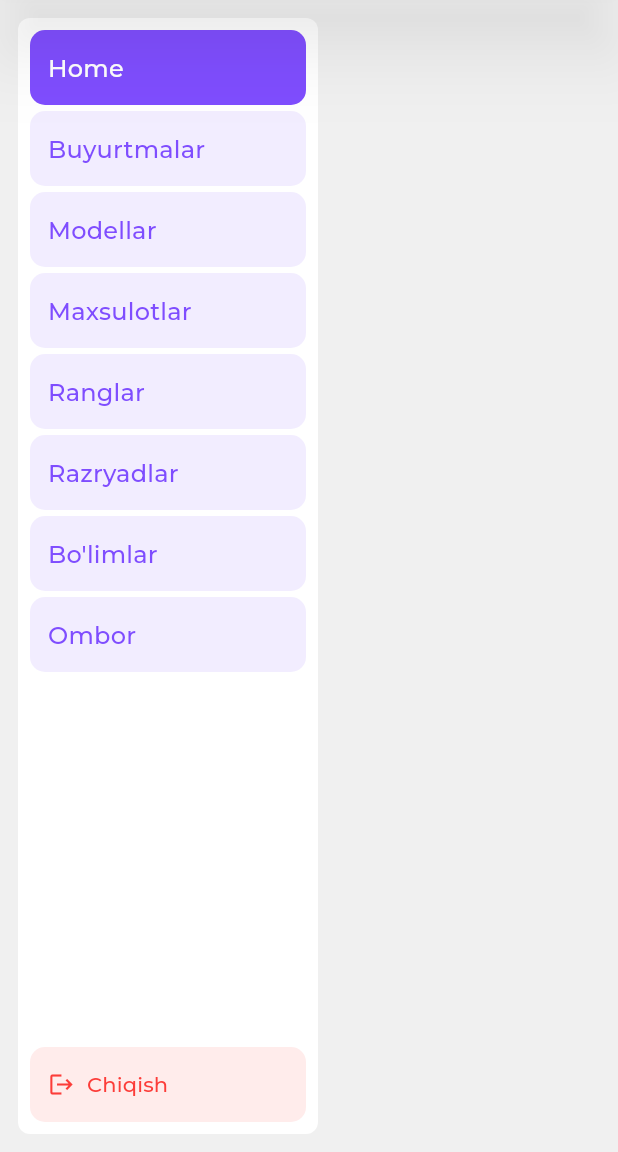
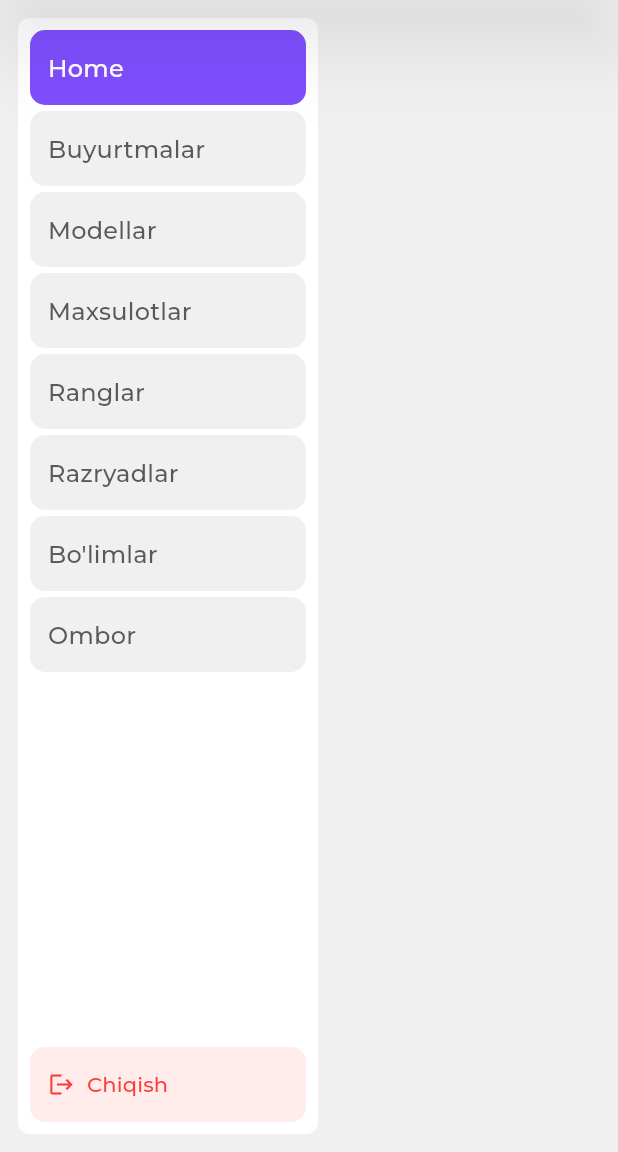
Before and after one commit to xuwnudbek/supervisor, a Flutter app: the HomePage screen opened directly, on a phone screen of 412 x 824 dp, the part 84-1236 px from its top. Run offline on Flutter 3.47's test engine with Material 3 defaults, Android fonts, the light colour scheme and no system bars; our stand-ins replace flutter_colorpicker, get, get_storage, image_picker, loading_animation_widget; missing offline and left inert: dotted_line_flutter, window_manager; accounts and stored records are empty; project files that could hold a hidden picture were left out.

Commit message:
yn1s2e2d12dd23d23d

```diff
--- a/lib/services/gemini_service.dart
+++ /dev/null
@@ -1,9 +0,0 @@
-import 'package:flutter_gemini/flutter_gemini.dart';
-
-class GeminiService {
-  static init() async {
-    Gemini.init(apiKey: "");
-  }
-
-  static error() async {}
-}
--- a/lib/ui/home_page.dart
+++ b/lib/ui/home_page.dart
@@ -4,6 +4,7 @@ import 'package:provider/provider.dart';
 import 'package:supervisor/ui/provider/home_provider.dart';
 import 'package:supervisor/ui/splash/splash_page.dart';
 import 'package:supervisor/utils/themes/app_colors.dart';
+import 'package:supervisor/utils/widgets/app/custom_sidebar.dart';
 
 class HomePage extends StatelessWidget {
   const HomePage({super.key});
@@ -23,81 +24,7 @@ class HomePage extends StatelessWidget {
               child: Row(
                 children: [
                   // Siderbar
-                  Container(
-                    width: 200,
-                    decoration: BoxDecoration(
-                      color: Colors.white,
-                      borderRadius: BorderRadius.circular(8),
-                    ),
-                    padding: const EdgeInsets.all(8),
-                    child: Column(
-                      children: [
-                        Expanded(
-                          child: ListView(
-                            shrinkWrap: true,
-                            children: [
-                              ...List.generate(
-                                provider.menu.length,
-                                (index) {
-                                  bool isActive =
-                                      provider.selectedIndex == index;
-                                  Map item = provider.menu[index];
-
-                                  return TextButton(
-                                    style: TextButton.styleFrom(
-                                      backgroundColor: isActive
-                                          ? primary
-                                          : primary.withValues(alpha: .1),
-                                      foregroundColor:
-                                          isActive ? Colors.white : primary,
-                                    ),
-                                    onPressed: () {
-                                      provider.selectedIndex = index;
-                                    },
-                                    child: Row(
-                                      children: [
-                                        Text(
-                                          item['title'] ?? '',
-                                          style: TextTheme.of(context)
-                                              .titleMedium
-                                              ?.copyWith(
-                                                color: isActive
-                                                    ? Colors.white
-                                                    : primary,
-                                              ),
-                                        ),
-                                      ],
-                                    ),
-                                  ).paddingOnly(bottom: 4);
-                                },
-                              ),
-                            ],
-                          ),
-                        ),
-                        const SizedBox(height: 8),
-                        TextButton(
-                          style: TextButton.styleFrom(
-                            backgroundColor: danger.withValues(alpha: .1),
-                            foregroundColor: danger,
-                          ),
-                          onPressed: () async {
-                            await provider.logout();
-                            Get.offAll(() => const SplashPage());
-                          },
-                          child: Row(
-                            children: [
-                              Icon(
-                                Icons.logout,
-                                color: danger,
-                              ),
-                              SizedBox(width: 8),
-                              Text('Chiqish'),
-                            ],
-                          ),
-                        ),
-                      ],
-                    ),
-                  ),
+                  CustomSidebar(),
 
                   const SizedBox(width: 16),
                   // Content
--- /dev/null
+++ b/lib/utils/widgets/app/custom_sidebar.dart
@@ -0,0 +1,88 @@
+import 'package:flutter/material.dart';
+import 'package:get/get.dart';
+import 'package:provider/provider.dart';
+import 'package:supervisor/ui/provider/home_provider.dart';
+import 'package:supervisor/ui/splash/splash_page.dart';
+import 'package:supervisor/utils/themes/app_colors.dart';
+
+class CustomSidebar extends StatefulWidget {
+  const CustomSidebar({super.key});
+
+  @override
+  State<CustomSidebar> createState() => _CustomSidebarState();
+}
+
+class _CustomSidebarState extends State<CustomSidebar> {
+  @override
+  Widget build(BuildContext context) {
+    return Consumer<HomeProvider>(builder: (context, provider, _) {
+      return Container(
+        width: 200,
+        decoration: BoxDecoration(
+          color: Colors.white,
+          borderRadius: BorderRadius.circular(8),
+        ),
+        padding: const EdgeInsets.all(8),
+        child: Column(
+          children: [
+            Expanded(
+              child: ListView(
+                shrinkWrap: true,
+                children: [
+                  ...List.generate(
+                    provider.menu.length,
+                    (index) {
+                      bool isActive = provider.selectedIndex == index;
+                      Map item = provider.menu[index];
+
+                      return TextButton(
+                        style: TextButton.styleFrom(
+                          backgroundColor: isActive ? primary : secondary,
+                          foregroundColor: isActive ? Colors.white : dark,
+                        ),
+                        onPressed: () {
+                          provider.selectedIndex = index;
+                        },
+                        child: Row(
+                          children: [
+                            Text(
+                              item['title'] ?? '',
+                              style: TextTheme.of(context).titleMedium?.copyWith(
+                                    color: isActive ? Colors.white : dark.withValues(alpha: .8),
+                                  ),
+                            ),
+                          ],
+                        ),
+                      ).paddingOnly(bottom: 4);
+                    },
+                  ),
+                ],
+              ),
+            ),
+            const SizedBox(height: 8),
+            TextButton(
+              style: TextButton.styleFrom(
+                backgroundColor: danger.withValues(alpha: .1),
+                foregroundColor: danger,
+              ),
+              onPressed: () async {
+                await provider.logout();
+                Get.offAll(() => const SplashPage());
+              },
+              child: Row(
+                children: [
+                  Icon(
+                    Icons.logout,
+                    color: danger,
+                  ),
+                  SizedBox(width: 8),
+                  Text('Chiqish'),
+                ],
+              ),
+            ),
+          ],
+        ),
+      );
+    });
+  }
+}
--- a/pubspec.yaml
+++ b/pubspec.yaml
@@ -45,13 +45,9 @@ dependencies:
   path: ^1.9.0
   window_manager: ^0.4.3
   flutter_colorpicker: ^1.1.0
-  # intl: ^0.20.1
   dotted_line_flutter: ^0.1.6
   path_provider: ^2.1.5
   dropdown_search: ^6.0.1
-  flutter_gemini: ^3.0.0
-
-  # fluent_ui: ^4.10.0
 
 dev_dependencies:
   flutter_test:
```
Also changed, not shown: pubspec.lock.
